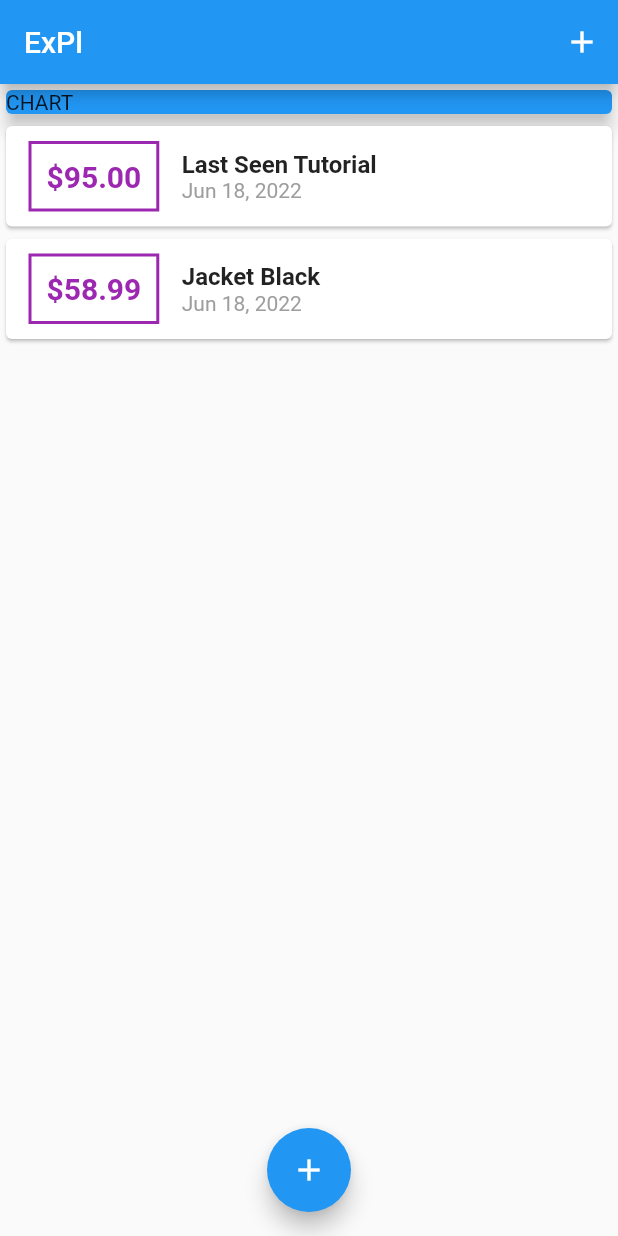
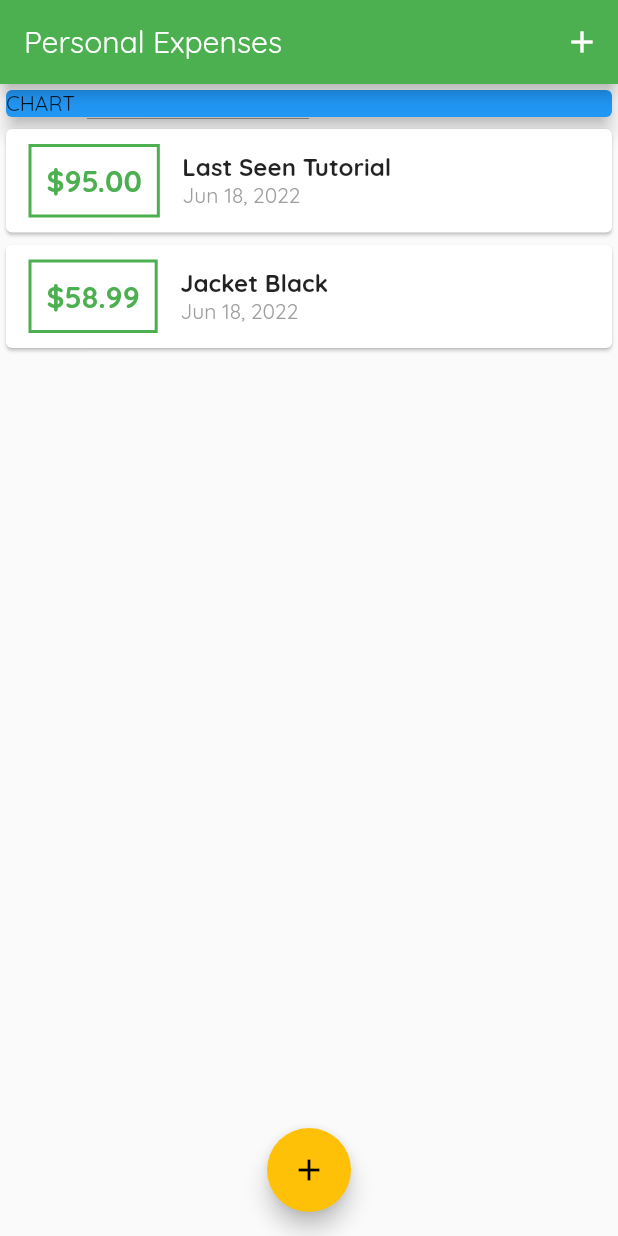
Before and after one commit to kaisirahmed/Expense-Planner, a Flutter app: the screen it shows after launch, on a phone screen of 412 x 824 dp. Run offline on Flutter 3.47's test engine with Material 2 defaults, Android fonts, the phone set to English and light mode, and no system bars.

Commit message:
widget style updated

```diff
--- a/lib/main.dart
+++ b/lib/main.dart
@@ -15,9 +15,11 @@
   @override
   Widget build(BuildContext context) {
     return MaterialApp(
-      title: 'Flutter Demo',
+      title: 'Personal Expenses',
       theme: ThemeData(
-        primarySwatch: Colors.blue,
+        primarySwatch: Colors.green,
+        accentColor: Colors.amber,
+        fontFamily: 'Quicksand',
       ),
       home: MyHomePage(),
     );
@@ -73,7 +75,8 @@
   Widget build(BuildContext context) {
     return Scaffold(
       appBar: AppBar(
-        title: const Text('ExPl'),
+        //backgroundColor: Colors.red,
+        title: Text('Personal Expenses',),
         actions: <Widget>[
           IconButton(icon: Icon(Icons.add),
           onPressed: () => _startAddNewTransaction(context),
--- a/lib/widgets/transaction_list.dart
+++ b/lib/widgets/transaction_list.dart
@@ -22,7 +22,7 @@
                         vertical: 10, horizontal: 15),
                     decoration: BoxDecoration(
                         border: Border.all(
-                      color: Colors.purple,
+                      color: Theme.of(context).primaryColor,
                       width: 2,
                     )),
                     padding: EdgeInsets.all(10),
@@ -31,7 +31,7 @@
                       style: TextStyle(
                         fontWeight: FontWeight.bold,
                         fontSize: 20,
-                        color: Colors.purple,
+                        color: Theme.of(context).primaryColor,
                       ),
                     ),
                   ),
```
Also changed, not shown: pubspec.yaml (+11 -6 lines), assets/fonts/OpenSans-Bold.ttf (added), assets/fonts/OpenSans-Regular.ttf (added), assets/fonts/Quicksand-Bold.ttf (added), assets/fonts/Quicksand-Light.ttf (added), assets/fonts/Quicksand-Medium.ttf (added), assets/fonts/Quicksand-Regular.ttf (added), assets/fonts/Quicksand-SemiBold.ttf (added).
